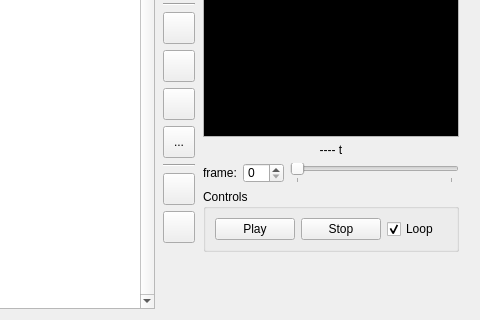
Old version of the form src/ui/tabs/tabanimsequence.ui in the repository PsyCommando/ppmdu_spriteeditor; both pictures show x 356 to 836 and y 150 to 470 of the 836 by 470 pixel window.
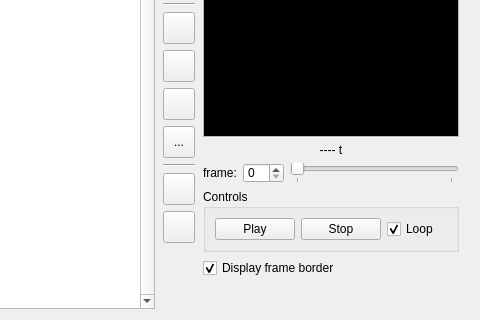
New version of the form. Icons and pictures are not drawn.

```diff
--- a/src/ui/tabs/tabanimsequence.ui
+++ b/src/ui/tabs/tabanimsequence.ui
@@ -667,6 +667,19 @@
        </layout>
       </widget>
      </item>
+     <item>
+      <widget class="QCheckBox" name="chkDisplayImgBorder">
+       <property name="toolTip">
+        <string>&lt;html&gt;&lt;head/&gt;&lt;body&gt;&lt;p&gt;Whether the the frame's borders will be visible or blended with the background&lt;/p&gt;&lt;/body&gt;&lt;/html&gt;</string>
+       </property>
+       <property name="text">
+        <string>Display frame border</string>
+       </property>
+       <property name="checked">
+        <bool>true</bool>
+       </property>
+      </widget>
+     </item>
      <item>
       <spacer name="vspcControlsBottom">
        <property name="orientation">
```
